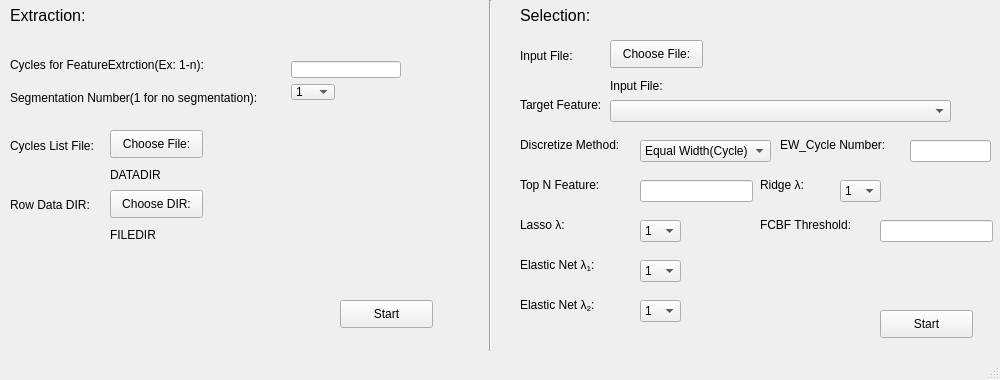
Po-haoHuang/LED_FE_FS, file Feature_Selection/mainwindow.ui: the form before one commit.
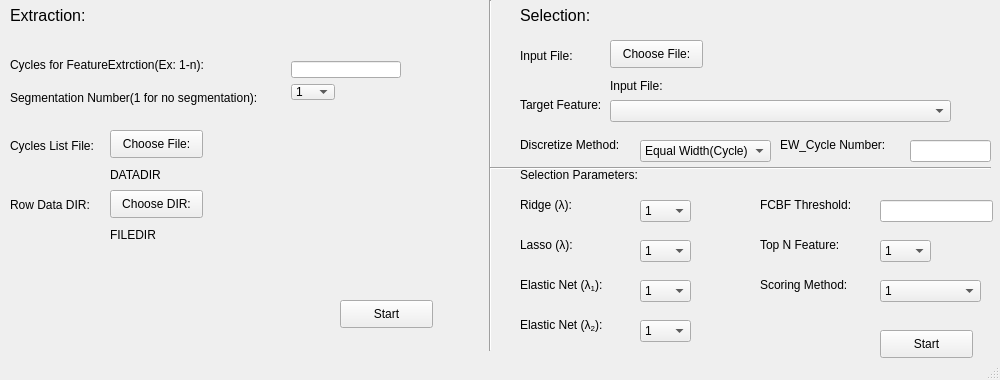
The form after the commit.

Patch:
```diff
--- a/Feature_Selection/mainwindow.ui
+++ b/Feature_Selection/mainwindow.ui
@@ -148,21 +148,11 @@
      </property>
     </item>
    </widget>
-   <widget class="QLineEdit" name="lineEdit">
-    <property name="geometry">
-     <rect>
-      <x>640</x>
-      <y>180</y>
-      <width>113</width>
-      <height>22</height>
-     </rect>
-    </property>
-   </widget>
    <widget class="QLabel" name="label_8">
     <property name="geometry">
      <rect>
-      <x>520</x>
-      <y>170</y>
+      <x>760</x>
+      <y>230</y>
       <width>111</width>
       <height>31</height>
      </rect>
@@ -178,13 +168,13 @@
     <property name="geometry">
      <rect>
       <x>520</x>
-      <y>210</y>
+      <y>230</y>
       <width>111</width>
       <height>31</height>
      </rect>
     </property>
     <property name="text">
-     <string>&lt;html&gt;&lt;head/&gt;&lt;body&gt;&lt;p&gt;Lasso λ:&lt;/p&gt;&lt;/body&gt;&lt;/html&gt;</string>
+     <string>&lt;html&gt;&lt;head/&gt;&lt;body&gt;&lt;p&gt;Lasso (λ):&lt;/p&gt;&lt;/body&gt;&lt;/html&gt;</string>
     </property>
     <property name="alignment">
      <set>Qt::AlignLeading|Qt::AlignLeft|Qt::AlignVCenter</set>
@@ -194,13 +184,13 @@
     <property name="geometry">
      <rect>
       <x>520</x>
-      <y>250</y>
+      <y>270</y>
       <width>121</width>
       <height>31</height>
      </rect>
     </property>
     <property name="text">
-     <string>&lt;html&gt;&lt;head/&gt;&lt;body&gt;&lt;p&gt;Elastic Net λ&lt;span style=&quot; vertical-align:sub;&quot;&gt;1&lt;/span&gt;:&lt;/p&gt;&lt;/body&gt;&lt;/html&gt;</string>
+     <string>&lt;html&gt;&lt;head/&gt;&lt;body&gt;&lt;p&gt;Elastic Net (λ&lt;span style=&quot; vertical-align:sub;&quot;&gt;1&lt;/span&gt;):&lt;/p&gt;&lt;/body&gt;&lt;/html&gt;</string>
     </property>
     <property name="alignment">
      <set>Qt::AlignLeading|Qt::AlignLeft|Qt::AlignVCenter</set>
@@ -210,23 +200,23 @@
     <property name="geometry">
      <rect>
       <x>520</x>
-      <y>290</y>
-      <width>121</width>
-      <height>31</height>
-     </rect>
-    </property>
-    <property name="text">
-     <string>&lt;html&gt;&lt;head/&gt;&lt;body&gt;&lt;p&gt;Elastic Net λ&lt;span style=&quot; vertical-align:sub;&quot;&gt;2&lt;/span&gt;:&lt;/p&gt;&lt;/body&gt;&lt;/html&gt;</string>
-    </property>
-    <property name="alignment">
-     <set>Qt::AlignLeading|Qt::AlignLeft|Qt::AlignVCenter</set>
-    </property>
-   </widget>
-   <widget class="QPushButton" name="pushButton">
-    <property name="geometry">
-     <rect>
-      <x>880</x>
       <y>310</y>
+      <width>121</width>
+      <height>31</height>
+     </rect>
+    </property>
+    <property name="text">
+     <string>&lt;html&gt;&lt;head/&gt;&lt;body&gt;&lt;p&gt;Elastic Net (λ&lt;span style=&quot; vertical-align:sub;&quot;&gt;2&lt;/span&gt;):&lt;/p&gt;&lt;/body&gt;&lt;/html&gt;</string>
+    </property>
+    <property name="alignment">
+     <set>Qt::AlignLeading|Qt::AlignLeft|Qt::AlignVCenter</set>
+    </property>
+   </widget>
+   <widget class="QPushButton" name="pushButton">
+    <property name="geometry">
+     <rect>
+      <x>880</x>
+      <y>330</y>
       <width>93</width>
       <height>28</height>
      </rect>
@@ -276,14 +266,14 @@
    <widget class="QLabel" name="label_13">
     <property name="geometry">
      <rect>
-      <x>760</x>
-      <y>170</y>
+      <x>520</x>
+      <y>190</y>
       <width>111</width>
       <height>31</height>
      </rect>
     </property>
     <property name="text">
-     <string>&lt;html&gt;&lt;head/&gt;&lt;body&gt;&lt;p&gt;Ridge λ:&lt;/p&gt;&lt;/body&gt;&lt;/html&gt;</string>
+     <string>&lt;html&gt;&lt;head/&gt;&lt;body&gt;&lt;p&gt;Ridge (λ):&lt;/p&gt;&lt;/body&gt;&lt;/html&gt;</string>
     </property>
     <property name="alignment">
      <set>Qt::AlignLeading|Qt::AlignLeft|Qt::AlignVCenter</set>
@@ -293,7 +283,7 @@
     <property name="geometry">
      <rect>
       <x>880</x>
-      <y>220</y>
+      <y>200</y>
       <width>113</width>
       <height>22</height>
      </rect>
@@ -303,7 +293,7 @@
     <property name="geometry">
      <rect>
       <x>760</x>
-      <y>210</y>
+      <y>190</y>
       <width>111</width>
       <height>31</height>
      </rect>
@@ -644,8 +634,8 @@
     <property name="geometry">
      <rect>
       <x>640</x>
-      <y>220</y>
-      <width>41</width>
+      <y>200</y>
+      <width>51</width>
       <height>22</height>
      </rect>
     </property>
@@ -669,8 +659,8 @@
     <property name="geometry">
      <rect>
       <x>640</x>
-      <y>260</y>
-      <width>41</width>
+      <y>240</y>
+      <width>51</width>
       <height>22</height>
      </rect>
     </property>
@@ -694,8 +684,8 @@
     <property name="geometry">
      <rect>
       <x>640</x>
-      <y>300</y>
-      <width>41</width>
+      <y>280</y>
+      <width>51</width>
       <height>22</height>
      </rect>
     </property>
@@ -718,9 +708,9 @@
    <widget class="QComboBox" name="comboBox_4">
     <property name="geometry">
      <rect>
-      <x>840</x>
-      <y>180</y>
-      <width>41</width>
+      <x>640</x>
+      <y>320</y>
+      <width>51</width>
       <height>22</height>
      </rect>
     </property>
@@ -740,6 +730,208 @@
      </property>
     </item>
    </widget>
+   <widget class="QComboBox" name="comboBox_6">
+    <property name="geometry">
+     <rect>
+      <x>880</x>
+      <y>240</y>
+      <width>51</width>
+      <height>22</height>
+     </rect>
+    </property>
+    <property name="sizePolicy">
+     <sizepolicy hsizetype="Fixed" vsizetype="Fixed">
+      <horstretch>0</horstretch>
+      <verstretch>0</verstretch>
+     </sizepolicy>
+    </property>
+    <item>
+     <property name="text">
+      <string>1</string>
+     </property>
+    </item>
+    <item>
+     <property name="text">
+      <string>2</string>
+     </property>
+    </item>
+    <item>
+     <property name="text">
+      <string>3</string>
+     </property>
+    </item>
+    <item>
+     <property name="text">
+      <string>4</string>
+     </property>
+    </item>
+    <item>
+     <property name="text">
+      <string>5</string>
+     </property>
+    </item>
+    <item>
+     <property name="text">
+      <string>6</string>
+     </property>
+    </item>
+    <item>
+     <property name="text">
+      <string>7</string>
+     </property>
+    </item>
+    <item>
+     <property name="text">
+      <string>8</string>
+     </property>
+    </item>
+    <item>
+     <property name="text">
+      <string>9</string>
+     </property>
+    </item>
+    <item>
+     <property name="text">
+      <string>10</string>
+     </property>
+    </item>
+    <item>
+     <property name="text">
+      <string>11</string>
+     </property>
+    </item>
+    <item>
+     <property name="text">
+      <string>12</string>
+     </property>
+    </item>
+    <item>
+     <property name="text">
+      <string>13</string>
+     </property>
+    </item>
+    <item>
+     <property name="text">
+      <string>14</string>
+     </property>
+    </item>
+    <item>
+     <property name="text">
+      <string>15</string>
+     </property>
+    </item>
+   </widget>
+   <widget class="QLabel" name="label_17">
+    <property name="geometry">
+     <rect>
+      <x>760</x>
+      <y>270</y>
+      <width>111</width>
+      <height>31</height>
+     </rect>
+    </property>
+    <property name="text">
+     <string>&lt;html&gt;&lt;head/&gt;&lt;body&gt;&lt;p&gt;Scoring Method:&lt;/p&gt;&lt;/body&gt;&lt;/html&gt;</string>
+    </property>
+    <property name="alignment">
+     <set>Qt::AlignLeading|Qt::AlignLeft|Qt::AlignVCenter</set>
+    </property>
+   </widget>
+   <widget class="QComboBox" name="comboBox_7">
+    <property name="geometry">
+     <rect>
+      <x>880</x>
+      <y>280</y>
+      <width>101</width>
+      <height>22</height>
+     </rect>
+    </property>
+    <property name="sizePolicy">
+     <sizepolicy hsizetype="Fixed" vsizetype="Fixed">
+      <horstretch>0</horstretch>
+      <verstretch>0</verstretch>
+     </sizepolicy>
+    </property>
+    <item>
+     <property name="text">
+      <string>1</string>
+     </property>
+    </item>
+    <item>
+     <property name="text">
+      <string>2</string>
+     </property>
+    </item>
+    <item>
+     <property name="text">
+      <string>3</string>
+     </property>
+    </item>
+    <item>
+     <property name="text">
+      <string>4</string>
+     </property>
+    </item>
+    <item>
+     <property name="text">
+      <string>5</string>
+     </property>
+    </item>
+    <item>
+     <property name="text">
+      <string>6</string>
+     </property>
+    </item>
+    <item>
+     <property name="text">
+      <string>7</string>
+     </property>
+    </item>
+    <item>
+     <property name="text">
+      <string>8</string>
+     </property>
+    </item>
+    <item>
+     <property name="text">
+      <string>9</string>
+     </property>
+    </item>
+    <item>
+     <property name="text">
+      <string>10</string>
+     </property>
+    </item>
+   </widget>
+   <widget class="Line" name="line_2">
+    <property name="geometry">
+     <rect>
+      <x>490</x>
+      <y>160</y>
+      <width>501</width>
+      <height>16</height>
+     </rect>
+    </property>
+    <property name="orientation">
+     <enum>Qt::Horizontal</enum>
+    </property>
+   </widget>
+   <widget class="QLabel" name="label_20">
+    <property name="geometry">
+     <rect>
+      <x>520</x>
+      <y>160</y>
+      <width>131</width>
+      <height>31</height>
+     </rect>
+    </property>
+    <property name="text">
+     <string>&lt;html&gt;&lt;head/&gt;&lt;body&gt;&lt;p&gt;Selection Parameters:&lt;/p&gt;&lt;/body&gt;&lt;/html&gt;</string>
+    </property>
+    <property name="alignment">
+     <set>Qt::AlignLeading|Qt::AlignLeft|Qt::AlignVCenter</set>
+    </property>
+   </widget>
    <zorder>FS_inputLable</zorder>
    <zorder>FS_InputFileLabel</zorder>
    <zorder>FS_ChooseFile</zorder>
@@ -747,7 +939,6 @@
    <zorder>label_6</zorder>
    <zorder>label_7</zorder>
    <zorder>FS_DMethodBox</zorder>
-   <zorder>lineEdit</zorder>
    <zorder>label_8</zorder>
    <zorder>label_9</zorder>
    <zorder>label_10</zorder>
@@ -775,6 +966,11 @@
    <zorder>comboBox_3</zorder>
    <zorder>comboBox_4</zorder>
    <zorder>lineEdit_5</zorder>
+   <zorder>comboBox_6</zorder>
+   <zorder>label_17</zorder>
+   <zorder>comboBox_7</zorder>
+   <zorder>line_2</zorder>
+   <zorder>label_20</zorder>
   </widget>
   <widget class="QMenuBar" name="menuBar">
    <property name="geometry">
```
